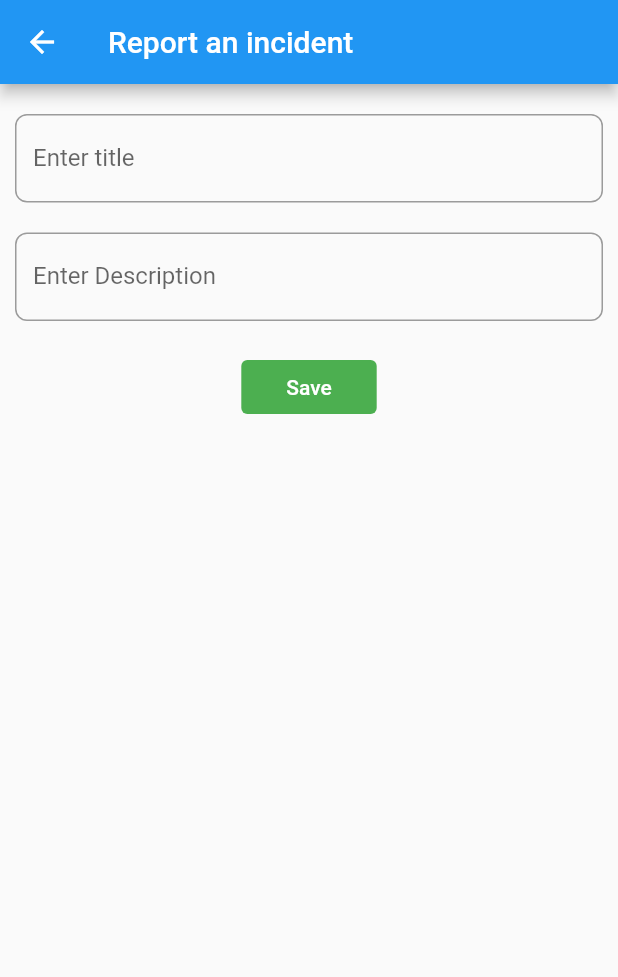
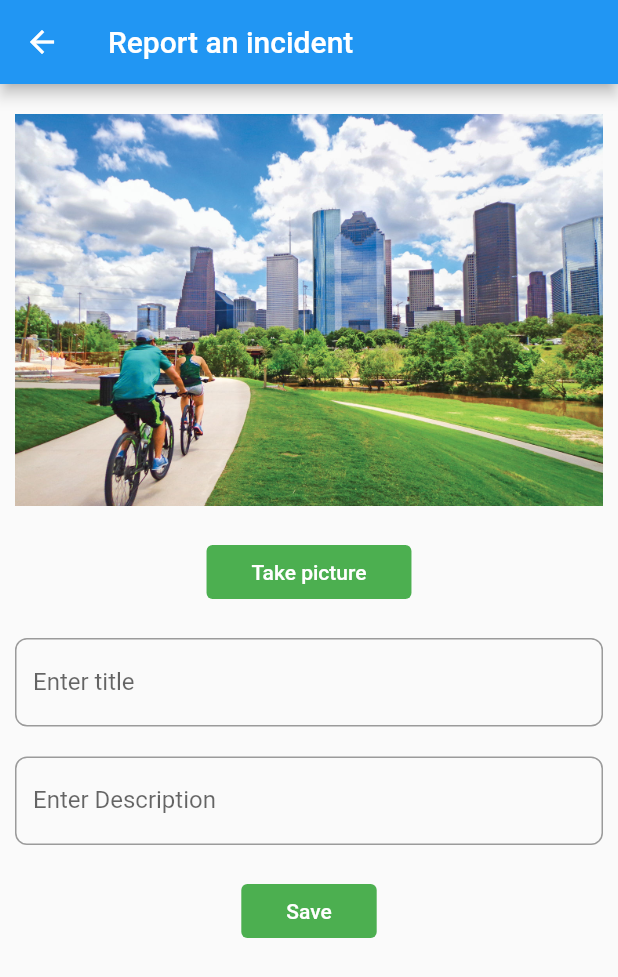
Before and after one commit to Shashwat-Joshi/Flutter_MVVM, a Flutter app: the IncidentReportPage screen opened directly, on a phone screen of 412 x 824 dp. Shown: the top 977 px of the screen. Run offline on Flutter 3.47's test engine with Material 2 defaults, Android fonts, the light colour scheme and no system bars; our stand-ins replace dio, geolocator, google_maps_flutter, image_picker, webview_flutter; missing offline and left inert: map_launcher; network calls fail.

Commit message:
city care added gallery selection

```diff
--- a/city_care/lib/pages/incidentReportPage.dart
+++ b/city_care/lib/pages/incidentReportPage.dart
@@ -1,8 +1,65 @@
+import 'dart:io';
+
 import 'package:city_care/view_models/reportIncidentViewModel.dart';
 import 'package:flutter/material.dart';
+import 'package:image_picker/image_picker.dart';
 import 'package:provider/provider.dart';
 
-class IncidentReportPage extends StatelessWidget {
+class IncidentReportPage extends StatefulWidget {
+  @override
+  _IncidentReportPageState createState() => _IncidentReportPageState();
+}
+
+class _IncidentReportPageState extends State<IncidentReportPage> {
+  late ReportIncidentViewModel _reportIncidentViewModel;
+
+  @override
+  void initState() {
+    super.initState();
+    _reportIncidentViewModel =
+        Provider.of<ReportIncidentViewModel>(context, listen: false);
+  }
+
+  void _showPhotoAlbum() async {
+    PickedFile? image =
+        await ImagePicker().getImage(source: ImageSource.gallery);
+
+    setState(() {
+      _reportIncidentViewModel.imagePath = image == null ? null : image.path;
+    });
+  }
+
+  void _showCamera() async {}
+
+  void _showPhotoSelectionOptions(BuildContext context) {
+    showModalBottomSheet(
+      context: context,
+      builder: (context) => Container(
+        height: 115,
+        child: Column(
+          children: [
+            ListTile(
+              onTap: () {
+                Navigator.pop(context);
+                _showCamera();
+              },
+              leading: Icon(Icons.photo_camera),
+              title: Text("Take a picture"),
+            ),
+            ListTile(
+              onTap: () {
+                Navigator.pop(context);
+                _showPhotoAlbum();
+              },
+              leading: Icon(Icons.photo),
+              title: Text("Select from photo library"),
+            ),
+          ],
+        ),
+      ),
+    );
+  }
+
   @override
   Widget build(BuildContext context) {
     final vm = Provider.of<ReportIncidentViewModel>(context);
@@ -14,6 +71,30 @@ class IncidentReportPage extends StatelessWidget {
       body: SingleChildScrollView(
         child: Column(
           children: [
+            SizedBox(height: 10.0),
+            Padding(
+              padding: const EdgeInsets.all(10.0),
+              child: vm.imagePath == null
+                  ? Image.asset("images/houston.jpg")
+                  : Image.file(
+                      File(vm.imagePath.toString()),
+                    ),
+            ),
+            SizedBox(height: 10.0),
+            TextButton(
+              onPressed: () {
+                _showPhotoSelectionOptions(context);
+              },
+              style: ButtonStyle(
+                  padding: MaterialStateProperty.all(
+                    EdgeInsets.symmetric(vertical: 8.0, horizontal: 30.0),
+                  ),
+                  backgroundColor: MaterialStateProperty.all(Colors.green)),
+              child: Text(
+                "Take picture",
+                style: TextStyle(color: Colors.white),
+              ),
+            ),
             SizedBox(height: 10.0),
             Padding(
               padding: const EdgeInsets.all(10.0),
--- a/city_care/lib/view_models/reportIncidentViewModel.dart
+++ b/city_care/lib/view_models/reportIncidentViewModel.dart
@@ -5,6 +5,7 @@ import 'package:flutter/foundation.dart';
 class ReportIncidentViewModel extends ChangeNotifier {
   String? title;
   String? description;
+  String? imagePath;
 
   Future<void> saveIncident() async {
     Incident incident = Incident(title: title, description: description);
```
Also changed, not shown: city_care/pubspec.yaml (+4 -3 lines), city_care/images/houston.jpg (added), city_care/pubspec.lock, 1 other file.
